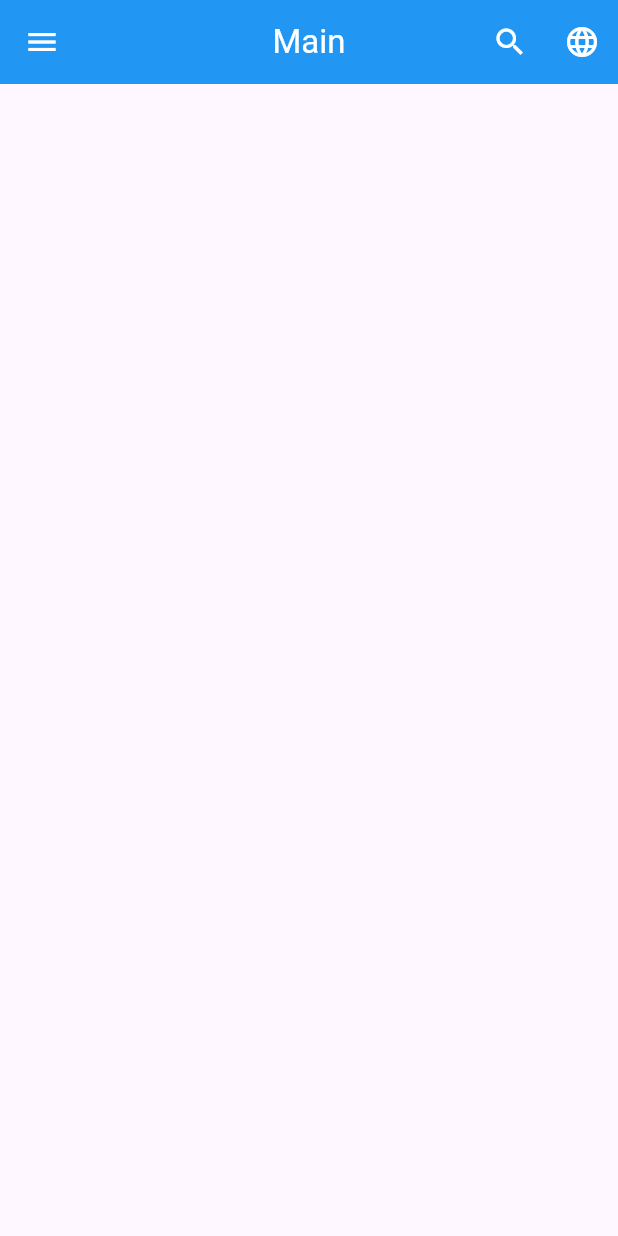
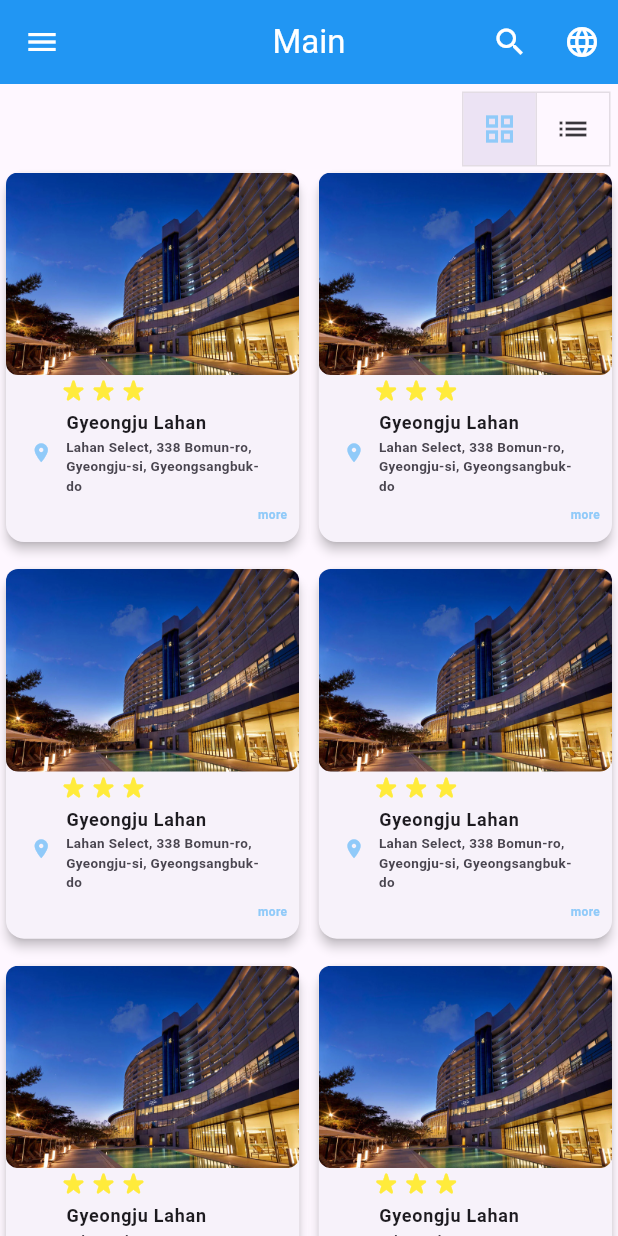
Before and after one commit to MentalJava/hotel-reservation, a Flutter app: the Home screen opened by its route, on a phone screen of 412 x 824 dp. Run offline on Flutter 3.47's test engine with Material 3 defaults, Android fonts, the phone set to English and light mode, and no system bars; our stand-ins replace get.

Commit message:
Card Layout, ListView, GridView, Togglebutton 까지 구현 완료 !

```diff
--- /dev/null
+++ b/lib/controllers/view_toggle_controller.dart
@@ -0,0 +1,9 @@
+import 'package:get/get.dart';
+
+class ViewToggleController extends GetxController {
+  var isGridView = true.obs;
+
+  void toggleView() {
+    isGridView.value = !isGridView.value;
+  }
+}
--- a/lib/root.dart
+++ b/lib/root.dart
@@ -25,7 +25,7 @@ class MyApp extends StatelessWidget {
         ),
         GetPage(
           name: '/home',
-          page: () => const Home(),
+          page: () => Home(),
         ),
       ],
     );
--- a/lib/screens/home.dart
+++ b/lib/screens/home.dart
@@ -1,9 +1,16 @@
 import 'package:flutter/material.dart';
-import 'package:hotel_reservation/screens/drawer.dart';
+import 'package:get/get.dart';
+import 'package:hotel_reservation/controllers/view_toggle_controller.dart';
+import 'package:hotel_reservation/screens/home_drawer.dart';
 import 'package:hotel_reservation/widgets/button/home_icon_button.dart';
+import 'package:hotel_reservation/widgets/button/list_toggle_button.dart';
+import 'package:hotel_reservation/widgets/card_rayout/gridview_rayout.dart';
+import 'package:hotel_reservation/widgets/card_rayout/listview_rayout.dart';
 
 class Home extends StatelessWidget {
-  const Home({super.key});
+  final ViewToggleController viewToggleController =
+      Get.put(ViewToggleController());
+  Home({super.key});
 
   @override
   Widget build(BuildContext context) {
@@ -34,6 +41,20 @@ class Home extends StatelessWidget {
         ],
       ),
       drawer: const HomeDrawer(),
+      body: Column(
+        children: [
+          ListToggleButton(),
+          Expanded(
+            child: Obx(
+              () {
+                return viewToggleController.isGridView.value
+                    ? const GridviewRayout()
+                    : const ListviewRayout();
+              },
+            ),
+          ),
+        ],
+      ),
     );
   }
 }
--- a/lib/widgets/button/home_drawer_button.dart
+++ b/lib/widgets/button/home_drawer_button.dart
@@ -4,11 +4,14 @@ class HomeDrawerButton extends StatelessWidget {
   final String title;
   final Widget icon;
   final Function()? onClickEvent;
+  final bool? isSelected;
+
   const HomeDrawerButton({
     super.key,
     required this.title,
     required this.icon,
     this.onClickEvent,
+    this.isSelected,
   });
 
   @override
@@ -21,6 +24,7 @@ class HomeDrawerButton extends StatelessWidget {
         color: Colors.grey[600],
       ),
       onTap: onClickEvent,
+      selectedColor: Colors.blue[200],
     );
   }
 }
--- /dev/null
+++ b/lib/widgets/button/list_toggle_button.dart
@@ -0,0 +1,42 @@
+import 'package:flutter/material.dart';
+import 'package:get/get.dart';
+import 'package:hotel_reservation/controllers/view_toggle_controller.dart';
+
+class ListToggleButton extends StatelessWidget {
+  final ViewToggleController viewToggleController =
+      Get.put(ViewToggleController());
+  final RxList<bool> selections = [true, false].obs;
+
+  ListToggleButton({
+    super.key,
+  });
+
+  @override
+  Widget build(BuildContext context) {
+    return Padding(
+      padding: const EdgeInsets.only(
+        top: 5,
+        right: 5,
+      ),
+      child: Align(
+        alignment: Alignment.topRight,
+        child: Obx(() {
+          return ToggleButtons(
+            onPressed: (index) {
+              for (int i = 0; i < selections.length; i++) {
+                selections[i] = i == index;
+              }
+              viewToggleController.toggleView();
+            },
+            isSelected: selections,
+            selectedColor: Colors.blue[200],
+            children: const [
+              Icon(Icons.grid_view),
+              Icon(Icons.list),
+            ],
+          );
+        }),
+      ),
+    );
+  }
+}
--- /dev/null
+++ b/lib/widgets/card_rayout/build_card.dart
@@ -0,0 +1,95 @@
+import 'package:flutter/material.dart';
+
+class BuildCard extends StatelessWidget {
+  const BuildCard({
+    super.key,
+  });
+
+  @override
+  Widget build(BuildContext context) {
+    return Card(
+      elevation: 3,
+      child: Column(
+        children: [
+          Container(
+            height: 135,
+            decoration: BoxDecoration(
+              borderRadius: BorderRadius.circular(8),
+              image: const DecorationImage(
+                image: AssetImage('assets/images/hotel1.jpg'),
+                fit: BoxFit.cover,
+              ),
+            ),
+          ),
+          const SizedBox(
+            height: 15,
+            child: Padding(
+              padding: EdgeInsets.only(
+                left: 35,
+              ),
+              child: Padding(
+                padding: EdgeInsets.all(0),
+                child: Row(
+                  mainAxisAlignment: MainAxisAlignment.start,
+                  children: [
+                    Icon(
+                      Icons.star_rate_rounded,
+                      size: 20,
+                      color: Colors.yellow,
+                    ),
+                    Icon(
+                      Icons.star_rate_rounded,
+                      size: 20,
+                      color: Colors.yellow,
+                    ),
+                    Icon(
+                      Icons.star_rate_rounded,
+                      size: 20,
+                      color: Colors.yellow,
+                    ),
+                  ],
+                ),
+              ),
+            ),
+          ),
+          ListTile(
+            leading: Icon(
+              Icons.location_on,
+              color: Colors.blue[200],
+              size: 15,
+            ),
+            horizontalTitleGap: 0,
+            title: const Text(
+              'Gyeongju Lahan',
+              style: TextStyle(
+                fontSize: 12,
+                fontWeight: FontWeight.bold,
+              ),
+            ),
+            subtitle: const Text(
+              'Lahan Select, 338 Bomun-ro, Gyeongju-si, Gyeongsangbuk-do',
+              style: TextStyle(fontSize: 9, fontWeight: FontWeight.bold),
+            ),
+          ),
+          GestureDetector(
+            onTap: () {},
+            child: Align(
+              alignment: Alignment.bottomRight,
+              child: Padding(
+                padding: const EdgeInsets.only(right: 8.0),
+                child: Text(
+                  'more',
+                  style: TextStyle(
+                    fontSize: 8,
+                    fontWeight: FontWeight.bold,
+                    color: Colors.blue[200],
+                  ),
+                ),
+              ),
+            ),
+          ),
+        ],
+      ),
+    );
+  }
+}
--- /dev/null
+++ b/lib/widgets/card_rayout/gridview_rayout.dart
@@ -0,0 +1,24 @@
+import 'package:flutter/material.dart';
+import 'package:hotel_reservation/widgets/card_rayout/build_card.dart';
+
+class GridviewRayout extends StatelessWidget {
+  const GridviewRayout({
+    super.key,
+  });
+
+  @override
+  Widget build(BuildContext context) {
+    return GridView.builder(
+      gridDelegate: const SliverGridDelegateWithFixedCrossAxisCount(
+        crossAxisCount: 2,
+        crossAxisSpacing: 5,
+        mainAxisSpacing: 10,
+        childAspectRatio: 8.0 / 10,
+      ),
+      itemCount: 10,
+      itemBuilder: (context, index) {
+        return const BuildCard();
+      },
+    );
+  }
+}
--- /dev/null
+++ b/lib/widgets/card_rayout/listview_rayout.dart
@@ -0,0 +1,21 @@
+import 'package:flutter/material.dart';
+import 'package:hotel_reservation/widgets/card_rayout/build_card.dart';
+
+class ListviewRayout extends StatelessWidget {
+  const ListviewRayout({
+    super.key,
+  });
+
+  @override
+  Widget build(BuildContext context) {
+    return ListView.builder(
+      padding: const EdgeInsets.all(
+        8,
+      ),
+      itemCount: 10,
+      itemBuilder: (context, index) {
+        return const BuildCard();
+      },
+    );
+  }
+}
--- a/pubspec.yaml
+++ b/pubspec.yaml
@@ -62,6 +62,7 @@ flutter:
   # To add assets to your application, add an assets section, like this:
   assets:
     - assets/images/hotel_logo.png
+    - assets/images/hotel1.jpg
 
 
   # An image asset can refer to one or more resolution-specific "variants", see
```
Also changed, not shown: assets/images/hotel1.jpg (added).
